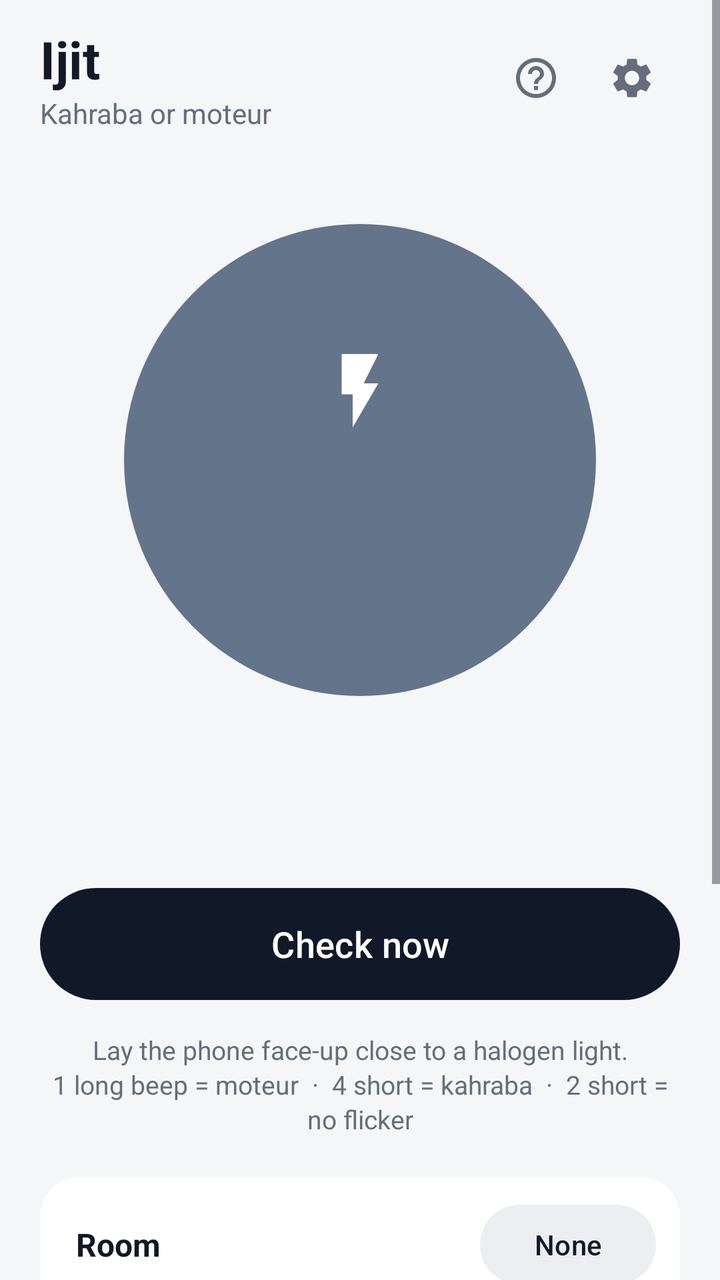
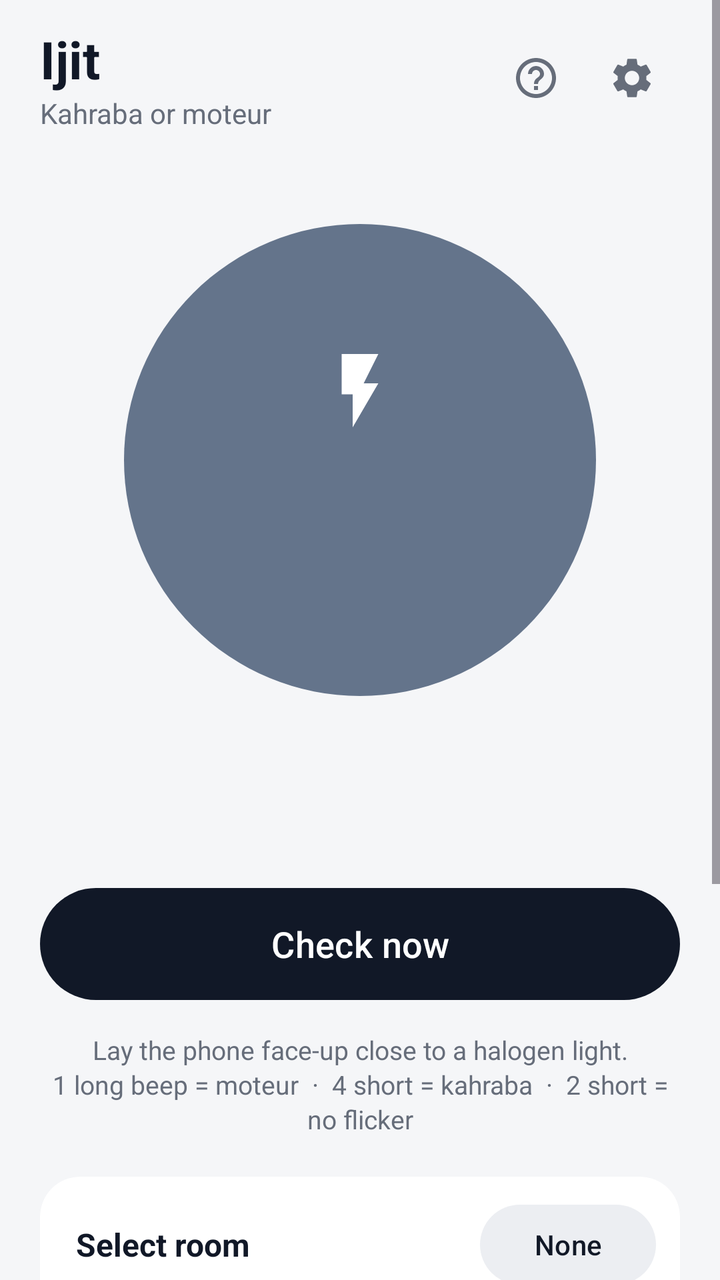

Two renders of the same Android screen: before a commit and after it. Below are the layout's source before the change and the commit's diff.
<!-- AndroidManifest.xml: activity theme AppTheme.Main -->
<!-- res/layout/activity_main.xml -->
<?xml version="1.0" encoding="utf-8"?>
<ScrollView xmlns:android="http://schemas.android.com/apk/res/android"
    xmlns:app="http://schemas.android.com/apk/res-auto"
    android:layout_width="match_parent"
    android:layout_height="match_parent"
    android:background="?attr/appBg"
    android:fillViewport="true">

    <LinearLayout
        android:layout_width="match_parent"
        android:layout_height="wrap_content"
        android:orientation="vertical"
        android:paddingStart="20dp"
        android:paddingTop="12dp"
        android:paddingEnd="20dp"
        android:paddingBottom="24dp">

        
        <LinearLayout
            android:layout_width="match_parent"
            android:layout_height="wrap_content"
            android:gravity="center_vertical"
            android:orientation="horizontal">

            <LinearLayout
                android:layout_width="0dp"
                android:layout_height="wrap_content"
                android:layout_weight="1"
                android:orientation="vertical">

                <TextView
                    android:layout_width="wrap_content"
                    android:layout_height="wrap_content"
                    android:text="Ijit"
                    android:textColor="?attr/appText"
                    android:textSize="26sp"
                    android:textStyle="bold" />

                <TextView
                    android:layout_width="wrap_content"
                    android:layout_height="wrap_content"
                    android:text="Kahraba or moteur"
                    android:textColor="?attr/appMuted"
                    android:textSize="14sp" />
            </LinearLayout>

            <ImageButton
                android:id="@+id/helpButton"
                android:layout_width="48dp"
                android:layout_height="48dp"
                android:background="?attr/selectableItemBackgroundBorderless"
                android:contentDescription="Help"
                android:src="@drawable/ic_help"
                app:tint="?attr/appMuted" />

            <ImageButton
                android:id="@+id/settingsButton"
                android:layout_width="48dp"
                android:layout_height="48dp"
                android:background="?attr/selectableItemBackgroundBorderless"
                android:contentDescription="Settings"
                android:src="@drawable/ic_settings"
                app:tint="?attr/appMuted" />
        </LinearLayout>

        
        <FrameLayout
            android:layout_width="272dp"
            android:layout_height="272dp"
            android:layout_gravity="center_horizontal"
            android:layout_marginTop="28dp">

            <com.google.android.material.progressindicator.CircularProgressIndicator
                android:id="@+id/ring"
                android:layout_width="wrap_content"
                android:layout_height="wrap_content"
                android:layout_gravity="center"
                android:max="1000"
                android:visibility="invisible"
                app:indicatorColor="?attr/appRing"
                app:indicatorSize="272dp"
                app:trackColor="?attr/appOutline"
                app:trackCornerRadius="4dp"
                app:trackThickness="8dp" />

            <LinearLayout
                android:id="@+id/orb"
                android:layout_width="236dp"
                android:layout_height="236dp"
                android:layout_gravity="center"
                android:background="@drawable/orb"
                android:gravity="center"
                android:orientation="vertical"
                android:padding="16dp">

                <ImageView
                    android:id="@+id/orbIcon"
                    android:layout_width="44dp"
                    android:layout_height="44dp"
                    android:importantForAccessibility="no"
                    android:src="@drawable/ic_bolt"
                    app:tint="#FFFFFF" />

                <TextView
                    android:id="@+id/orbTitle"
                    android:layout_width="wrap_content"
                    android:layout_height="wrap_content"
                    android:layout_marginTop="8dp"
                    android:gravity="center"
                    android:textColor="#FFFFFF"
                    android:textSize="30sp"
                    android:textStyle="bold" />

                <TextView
                    android:id="@+id/orbSub"
                    android:layout_width="wrap_content"
                    android:layout_height="wrap_content"
                    android:layout_marginTop="2dp"
                    android:alpha="0.85"
                    android:gravity="center"
                    android:textColor="#FFFFFF"
                    android:textSize="14sp" />
            </LinearLayout>
        </FrameLayout>

        <TextView
            android:id="@+id/statusLine"
            android:layout_width="match_parent"
            android:layout_height="wrap_content"
            android:layout_marginTop="20dp"
            android:gravity="center"
            android:minLines="2"
            android:textColor="?attr/appMuted"
            android:textSize="15sp" />

        
        <LinearLayout
            android:id="@+id/confirmRow"
            android:layout_width="match_parent"
            android:layout_height="wrap_content"
            android:layout_marginTop="8dp"
            android:orientation="vertical"
            android:visibility="gone">

            <TextView
                android:id="@+id/confirmPrompt"
                android:layout_width="match_parent"
                android:layout_height="wrap_content"
                android:gravity="center"
                android:text="Know for sure? Confirm it:"
                android:textColor="?attr/appMuted"
                android:textSize="13sp" />

            <LinearLayout
                android:layout_width="match_parent"
                android:layout_height="wrap_content"
                android:layout_marginTop="4dp"
                android:orientation="horizontal">

                <com.google.android.material.button.MaterialButton
                    android:id="@+id/confirmKahraba"
                    style="@style/TonalButton"
                    android:layout_width="0dp"
                    android:layout_height="wrap_content"
                    android:layout_marginEnd="6dp"
                    android:layout_weight="1"
                    android:text="It was kahraba" />

                <com.google.android.material.button.MaterialButton
                    android:id="@+id/confirmMoteur"
                    style="@style/TonalButton"
                    android:layout_width="0dp"
                    android:layout_height="wrap_content"
                    android:layout_marginStart="6dp"
                    android:layout_weight="1"
                    android:text="It was moteur" />
            </LinearLayout>
        </LinearLayout>

        <com.google.android.material.button.MaterialButton
            android:id="@+id/checkButton"
            style="@style/PrimaryButton"
            android:layout_width="match_parent"
            android:layout_height="64dp"
            android:layout_marginTop="16dp"
            android:text="Check now"
            android:textSize="18sp"
            app:cornerRadius="32dp" />

        <TextView
            android:layout_width="match_parent"
            android:layout_height="wrap_content"
            android:layout_marginTop="12dp"
            android:gravity="center"
            android:lineSpacingExtra="2dp"
            android:text="Lay the phone face-up close to a halogen light.\n1 long beep = moteur  ·  4 short = kahraba  ·  2 short = no flicker"
            android:textColor="?attr/appMuted"
            android:textSize="13sp" />

        
        <com.google.android.material.card.MaterialCardView
            style="@style/Card"
            android:layout_width="match_parent"
            android:layout_height="wrap_content"
            android:layout_marginTop="20dp">

            <LinearLayout
                android:layout_width="match_parent"
                android:layout_height="wrap_content"
                android:orientation="vertical"
                android:paddingStart="18dp"
                android:paddingTop="10dp"
                android:paddingEnd="12dp"
                android:paddingBottom="14dp">

                <LinearLayout
                    android:layout_width="match_parent"
                    android:layout_height="wrap_content"
                    android:gravity="center_vertical"
                    android:orientation="horizontal">

                    <TextView
                        android:layout_width="0dp"
                        android:layout_height="wrap_content"
                        android:layout_weight="1"
                        android:text="Room"
                        android:textColor="?attr/appText"
                        android:textSize="16sp"
                        android:textStyle="bold" />

                    <com.google.android.material.button.MaterialButton
                        android:id="@+id/spotButton"
                        style="@style/Widget.Material3.Button.TonalButton"
                        android:layout_width="wrap_content"
                        android:layout_height="wrap_content"
                        android:text="None" />
                </LinearLayout>

                <TextView
                    android:id="@+id/spotInfo"
                    android:layout_width="match_parent"
                    android:layout_height="wrap_content"
                    android:layout_marginEnd="6dp"
                    android:lineSpacingExtra="2dp"
                    android:textColor="?attr/appMuted"
                    android:textSize="13sp" />
            </LinearLayout>
        </com.google.android.material.card.MaterialCardView>

        
        <TextView
            style="@style/SectionLabel"
            android:layout_width="wrap_content"
            android:layout_height="wrap_content"
            android:text="Recent  ·  tap to fix" />

        <com.google.android.material.card.MaterialCardView
            style="@style/Card"
            android:layout_width="match_parent"
            android:layout_height="wrap_content">

            <LinearLayout
                android:id="@+id/historyList"
                android:layout_width="match_parent"
                android:layout_height="wrap_content"
                android:orientation="vertical"
                android:paddingTop="6dp"
                android:paddingBottom="6dp" />
        </com.google.android.material.card.MaterialCardView>

        
        <com.google.android.material.card.MaterialCardView
            android:id="@+id/monitorCard"
            style="@style/Card"
            android:layout_width="match_parent"
            android:layout_height="wrap_content"
            android:layout_marginTop="12dp"
            android:clickable="true"
            android:focusable="true">

            <LinearLayout
                android:layout_width="match_parent"
                android:layout_height="wrap_content"
                android:gravity="center_vertical"
                android:orientation="horizontal"
                android:padding="18dp">

                <View
                    android:id="@+id/monitorDot"
                    android:layout_width="10dp"
                    android:layout_height="10dp"
                    android:background="@drawable/dot" />

                <LinearLayout
                    android:layout_width="0dp"
                    android:layout_height="wrap_content"
                    android:layout_marginStart="14dp"
                    android:layout_weight="1"
                    android:orientation="vertical">

                    <TextView
                        android:layout_width="wrap_content"
                        android:layout_height="wrap_content"
                        android:text="Always-on monitor"
                        android:textColor="?attr/appText"
                        android:textSize="16sp"
                        android:textStyle="bold" />

                    <TextView
                        android:id="@+id/monitorSub"
                        android:layout_width="wrap_content"
                        android:layout_height="wrap_content"
                        android:layout_marginTop="2dp"
                        android:textColor="?attr/appMuted"
                        android:textSize="14sp" />
                </LinearLayout>

                <ImageView
                    android:layout_width="24dp"
                    android:layout_height="24dp"
                    android:importantForAccessibility="no"
                    android:src="@drawable/ic_chevron"
                    app:tint="?attr/appMuted" />
            </LinearLayout>
        </com.google.android.material.card.MaterialCardView>

        <TextView
            android:layout_width="match_parent"
            android:layout_height="wrap_content"
            android:layout_marginStart="4dp"
            android:layout_marginTop="20dp"
            android:layout_marginEnd="4dp"
            android:lineSpacingExtra="2dp"
            android:text="Note: doesn't work with LED bulbs, or if your lights run through a solar inverter or UPS. Tap ? at the top for the full guide."
            android:textColor="?attr/appMuted"
            android:textSize="12sp" />
    </LinearLayout>
</ScrollView>
<!-- resources referenced by this layout -->
<resources>
  <!-- drawable dot (drawable) -->
  <?xml version="1.0" encoding="utf-8"?>
  <shape xmlns:android="http://schemas.android.com/apk/res/android" android:shape="oval">
      <solid android:color="@color/idle" />
      <size android:width="10dp" android:height="10dp" />
  </shape>
  <!-- drawable ic_bolt (drawable) -->
  <vector xmlns:android="http://schemas.android.com/apk/res/android"
      android:width="24dp"
      android:height="24dp"
      android:viewportWidth="24"
      android:viewportHeight="24">
      <path
          android:fillColor="#FFFFFFFF"
          android:pathData="M7,2v11h3v9l7,-12h-4l4,-8z" />
  </vector>
  <!-- drawable ic_chevron (drawable) -->
  <vector xmlns:android="http://schemas.android.com/apk/res/android"
      android:width="24dp"
      android:height="24dp"
      android:viewportWidth="24"
      android:viewportHeight="24">
      <path
          android:fillColor="#FF000000"
          android:pathData="M10,6L8.59,7.41 13.17,12l-4.58,4.59L10,18l6,-6z" />
  </vector>
  <!-- drawable ic_help (drawable) -->
  <vector xmlns:android="http://schemas.android.com/apk/res/android"
      android:width="24dp"
      android:height="24dp"
      android:viewportWidth="24"
      android:viewportHeight="24">
      <path
          android:fillColor="#FF000000"
          android:pathData="M11,18h2v-2h-2v2zM12,2C6.48,2 2,6.48 2,12s4.48,10 10,10 10,-4.48 10,-10S17.52,2 12,2zM12,20c-4.41,0 -8,-3.59 -8,-8s3.59,-8 8,-8 8,3.59 8,8 -3.59,8 -8,8zM12,6c-2.21,0 -4,1.79 -4,4h2c0,-1.1 0.9,-2 2,-2s2,0.9 2,2c0,2 -3,1.75 -3,5h2c0,-2.25 3,-2.5 3,-5 0,-2.21 -1.79,-4 -4,-4z" />
  </vector>
  <!-- drawable orb (drawable) -->
  <?xml version="1.0" encoding="utf-8"?>
  <shape xmlns:android="http://schemas.android.com/apk/res/android" android:shape="oval">
      <solid android:color="@color/idle" />
  </shape>
  <style name="Card">
          <item name="cardCornerRadius">20dp</item>
          <item name="cardElevation">0dp</item>
          <item name="strokeWidth">0dp</item>
          <item name="cardBackgroundColor">?attr/appSurface</item>
      </style>
  <style name="PrimaryButton" parent="Widget.Material3.Button">
          <item name="android:minHeight">56dp</item>
          <item name="cornerRadius">28dp</item>
          <item name="android:textSize">16sp</item>
      </style>
  <style name="SectionLabel">
          <item name="android:textSize">13sp</item>
          <item name="android:textColor">?attr/appMuted</item>
          <item name="android:letterSpacing">0.08</item>
          <item name="android:textAllCaps">true</item>
          <item name="android:layout_marginTop">28dp</item>
          <item name="android:layout_marginBottom">8dp</item>
          <item name="android:layout_marginStart">4dp</item>
      </style>
  <style name="TonalButton" parent="Widget.Material3.Button.TonalButton">
          <item name="android:minHeight">52dp</item>
          <item name="cornerRadius">16dp</item>
      </style>
  <style name="AppTheme.Main" parent="AppTheme">
          <item name="windowActionBar">false</item>
          <item name="windowNoTitle">true</item>
      </style>
  <color name="idle">#64748B</color>
  <color name="ink">#111827</color>
  <color name="on_ink">#FFFFFF</color>
  <color name="surface_alt">#ECEEF2</color>
  <color name="text">#111827</color>
  <color name="kahraba">#059669</color>
  <color name="bg">#F5F6F8</color>
  <color name="outline">#E2E5EA</color>
  <color name="p_graphite_bg">#F5F6F8</color>
  <color name="p_graphite_surface">#FFFFFF</color>
  <color name="p_graphite_alt">#ECEEF2</color>
  <color name="p_graphite_ink">#111827</color>
  <color name="p_graphite_onink">#FFFFFF</color>
  <color name="p_graphite_text">#111827</color>
  <color name="p_graphite_muted">#666D7A</color>
  <color name="p_graphite_outline">#E2E5EA</color>
  <color name="p_graphite_ring">#FACC15</color>
  <!-- unchanged entries left out for length: 2 -->
</resources>

<!-- the commit's change to res/layout/activity_main.xml (unified diff, before → after) -->
@@ -223,7 +223,7 @@
                         android:layout_width="0dp"
                         android:layout_height="wrap_content"
                         android:layout_weight="1"
-                        android:text="Room"
+                        android:text="Select room"
                         android:textColor="?attr/appText"
                         android:textSize="16sp"
                         android:textStyle="bold" />
